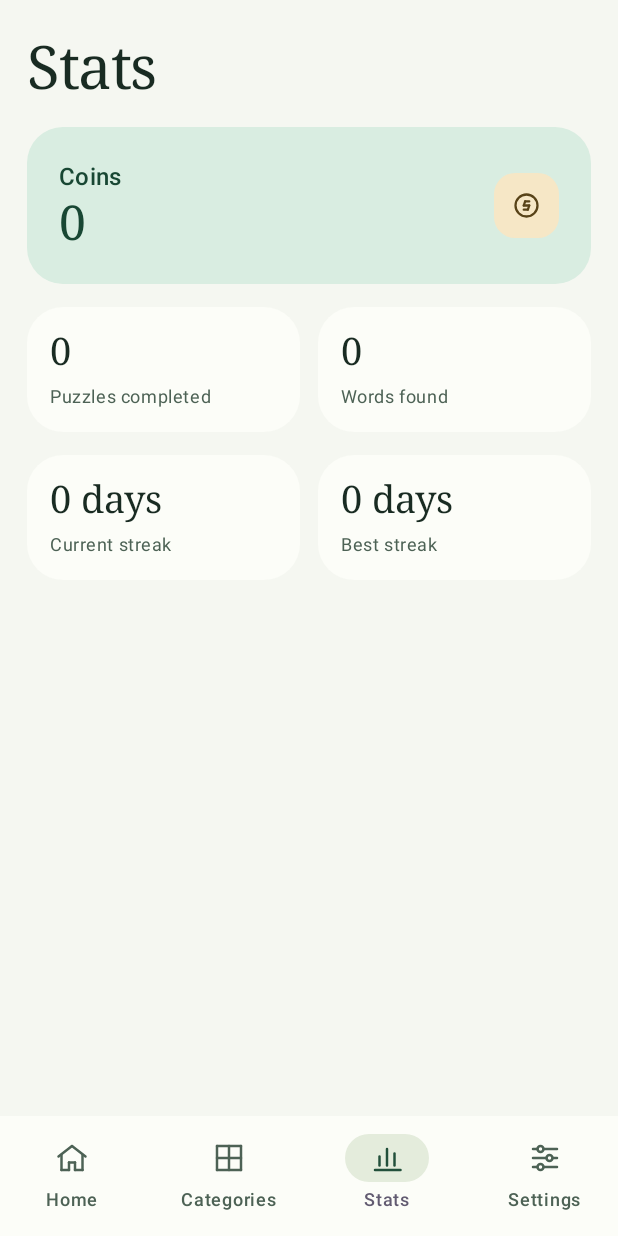
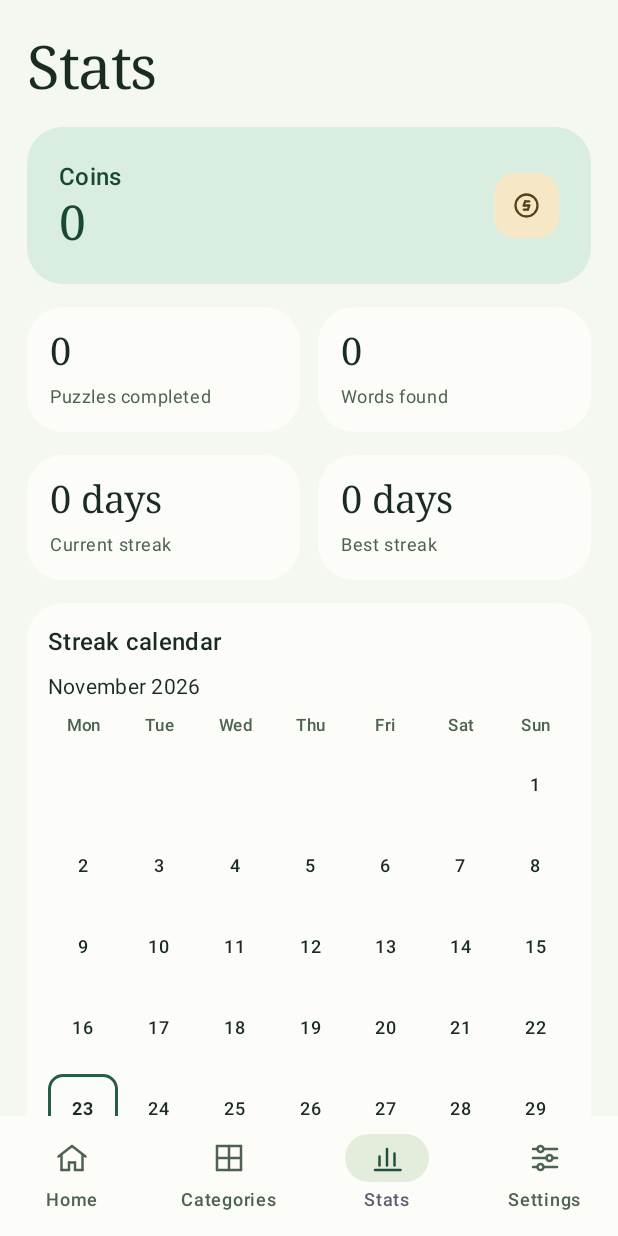
Before and after one commit to Drygonkiller/world-search, an Android app built with Jetpack Compose: the screen it shows after launch (MainActivity), item 3 of the bottom bar chosen, on a phone screen of 412 x 824 dp. Run offline under Robolectric (Android 15) with nearby library versions, the phone set to English and light mode, and no system bars; our stand-ins replace AdMob, Room's generated code; 1 statement that could not run was skipped.

Commit message:
Add Milestone 2 calendar, icon, sounds, and Play listing

```diff
--- a/app/src/main/AndroidManifest.xml
+++ b/app/src/main/AndroidManifest.xml
@@ -15,7 +15,8 @@
 
     <application
         android:allowBackup="false"
-        android:icon="@drawable/ic_word_search"
+        android:icon="@mipmap/ic_launcher"
+        android:roundIcon="@mipmap/ic_launcher_round"
         android:label="@string/app_name"
         android:supportsRtl="true"
         android:theme="@style/Theme.WordSearch">
--- /dev/null
+++ b/app/src/main/java/com/drygonkiller/wordsearch/game/StreakCalendar.kt
@@ -0,0 +1,20 @@
+package com.drygonkiller.wordsearch.game
+
+import java.time.LocalDate
+import java.time.YearMonth
+
+data class CalendarDay(val date: LocalDate, val completed: Boolean, val isToday: Boolean)
+
+/** Monday-first calendar cells for today's month. Null cells represent the leading blank days. */
+fun buildStreakCalendar(today: LocalDate, completedDailyDates: Set<String>): List<CalendarDay?> {
+    val month = YearMonth.from(today)
+    val leadingBlankCount = month.atDay(1).dayOfWeek.value - 1
+
+    return buildList {
+        repeat(leadingBlankCount) { add(null) }
+        for (dayOfMonth in 1..month.lengthOfMonth()) {
+            val date = month.atDay(dayOfMonth)
+            add(CalendarDay(date, date.toString() in completedDailyDates, date == today))
+        }
+    }
+}
--- a/app/src/main/java/com/drygonkiller/wordsearch/ui/Screens.kt
+++ b/app/src/main/java/com/drygonkiller/wordsearch/ui/Screens.kt
@@ -215,7 +215,12 @@ fun DifficultyScreen(
 }
 
 @Composable
-fun StatsScreen(profile: PlayerProfile, modifier: Modifier = Modifier) {
+fun StatsScreen(
+    profile: PlayerProfile,
+    today: LocalDate,
+    dailyDates: Set<String>,
+    modifier: Modifier = Modifier,
+) {
     ScreenColumn(modifier) {
         Text("Stats", style = MaterialTheme.typography.displaySmall)
         Card(
@@ -238,6 +243,7 @@ fun StatsScreen(profile: PlayerProfile, modifier: Modifier = Modifier) {
             Metric("Current streak", days(profile.currentStreak), Modifier.weight(1f))
             Metric("Best streak", days(profile.bestStreak), Modifier.weight(1f))
         }
+        StreakCalendar(today, dailyDates)
     }
 }
 
--- /dev/null
+++ b/app/src/main/java/com/drygonkiller/wordsearch/ui/StreakCalendar.kt
@@ -0,0 +1,102 @@
+package com.drygonkiller.wordsearch.ui
+
+import androidx.compose.foundation.background
+import androidx.compose.foundation.border
+import androidx.compose.foundation.layout.Arrangement
+import androidx.compose.foundation.layout.Column
+import androidx.compose.foundation.layout.Row
+import androidx.compose.foundation.layout.Spacer
+import androidx.compose.foundation.layout.fillMaxWidth
+import androidx.compose.foundation.layout.height
+import androidx.compose.foundation.layout.padding
+import androidx.compose.foundation.shape.RoundedCornerShape
+import androidx.compose.material3.Card
+import androidx.compose.material3.CardDefaults
+import androidx.compose.material3.MaterialTheme
+import androidx.compose.material3.Text
+import androidx.compose.runtime.Composable
+import androidx.compose.runtime.remember
+import androidx.compose.ui.Alignment
+import androidx.compose.ui.Modifier
+import androidx.compose.ui.graphics.Color
+import androidx.compose.ui.semantics.clearAndSetSemantics
+import androidx.compose.ui.semantics.contentDescription
+import androidx.compose.ui.text.font.FontWeight
+import androidx.compose.ui.text.style.TextAlign
+import androidx.compose.ui.unit.dp
+import com.drygonkiller.wordsearch.game.CalendarDay
+import com.drygonkiller.wordsearch.game.buildStreakCalendar
+import java.time.LocalDate
+import java.time.format.DateTimeFormatter
+import java.util.Locale
+
+private val monthFormatter = DateTimeFormatter.ofPattern("MMMM yyyy", Locale.ENGLISH)
+private val dayFormatter = DateTimeFormatter.ofPattern("EEEE, MMMM d", Locale.ENGLISH)
+private val weekdays = listOf("Mon", "Tue", "Wed", "Thu", "Fri", "Sat", "Sun")
+
+@Composable
+fun StreakCalendar(today: LocalDate, dailyDates: Set<String>, modifier: Modifier = Modifier) {
+    val days = remember(today, dailyDates) { buildStreakCalendar(today, dailyDates) }
+    val palette = MaterialTheme.colorScheme
+    Card(
+        modifier = modifier.fillMaxWidth(),
+        shape = RoundedCornerShape(24.dp),
+        colors = CardDefaults.cardColors(containerColor = palette.surface),
+    ) {
+        Column(Modifier.padding(14.dp), verticalArrangement = Arrangement.spacedBy(8.dp)) {
+            Text("Streak calendar", style = MaterialTheme.typography.titleMedium)
+            Text(today.format(monthFormatter), style = MaterialTheme.typography.bodyMedium)
+            Row(Modifier.fillMaxWidth(), horizontalArrangement = Arrangement.spacedBy(4.dp)) {
+                weekdays.forEach { weekday ->
+                    Text(
+                        weekday,
+                        Modifier.weight(1f),
+                        style = MaterialTheme.typography.labelSmall,
+                        color = palette.onSurfaceVariant,
+                        textAlign = TextAlign.Center,
+                        maxLines = 1,
+                    )
+                }
+            }
+            days.chunked(weekdays.size).forEach { week ->
+                Row(Modifier.fillMaxWidth(), horizontalArrangement = Arrangement.spacedBy(4.dp)) {
+                    week.forEach { day ->
+                        if (day == null) Spacer(Modifier.weight(1f))
+                        else DayCell(day, Modifier.weight(1f))
+                    }
+                    repeat(weekdays.size - week.size) { Spacer(Modifier.weight(1f)) }
+                }
+            }
+        }
+    }
+}
+
+@Composable
+private fun DayCell(day: CalendarDay, modifier: Modifier = Modifier) {
+    val palette = MaterialTheme.colorScheme
+    val shape = RoundedCornerShape(10.dp)
+    val outline = if (day.isToday) Modifier.border(2.dp, palette.primary, shape) else Modifier
+    val background = if (day.completed) palette.primaryContainer else Color.Transparent
+
+    Column(
+        modifier.height(46.dp).background(background, shape).then(outline).clearAndSetSemantics {
+            contentDescription = buildString {
+                append(day.date.format(dayFormatter))
+                if (day.isToday) append(", today")
+                if (day.completed) append(", Daily Challenge completed")
+            }
+        },
+        horizontalAlignment = Alignment.CenterHorizontally,
+        verticalArrangement = Arrangement.Center,
+    ) {
+        Text(
+            day.date.dayOfMonth.toString(),
+            style = MaterialTheme.typography.labelMedium,
+            fontWeight = if (day.isToday) FontWeight.Bold else FontWeight.Medium,
+            color = if (day.completed) palette.onPrimaryContainer else palette.onSurface,
+        )
+        if (day.completed) {
+            Glyph("check", color = palette.onPrimaryContainer, dimension = 12.dp)
+        }
+    }
+}
--- /dev/null
+++ b/app/src/main/res/mipmap-anydpi-v26/ic_launcher.xml
@@ -0,0 +1,5 @@
+<adaptive-icon xmlns:android="http://schemas.android.com/apk/res/android">
+    <background android:drawable="@color/launcher_background" />
+    <foreground android:drawable="@drawable/ic_launcher_foreground" />
+    <monochrome android:drawable="@drawable/ic_launcher_monochrome" />
+</adaptive-icon>
--- /dev/null
+++ b/app/src/main/res/mipmap-anydpi-v26/ic_launcher_round.xml
@@ -0,0 +1,5 @@
+<adaptive-icon xmlns:android="http://schemas.android.com/apk/res/android">
+    <background android:drawable="@color/launcher_background" />
+    <foreground android:drawable="@drawable/ic_launcher_foreground" />
+    <monochrome android:drawable="@drawable/ic_launcher_monochrome" />
+</adaptive-icon>
--- /dev/null
+++ b/app/src/main/res/values/launcher.xml
@@ -0,0 +1,3 @@
+<resources>
+    <color name="launcher_background">#204D3D</color>
+</resources>
```
Also changed, not shown: app/src/main/java/com/drygonkiller/wordsearch/GameViewModel.kt (+17 -9 lines), app/src/main/java/com/drygonkiller/wordsearch/MainActivity.kt (+33 -4 lines), app/src/main/java/com/drygonkiller/wordsearch/ui/WordSearchApp.kt (+13 -5 lines), app/src/main/res/drawable/ic_launcher_foreground.xml (added, +29 -0 lines), app/src/main/res/drawable/ic_launcher_monochrome.xml (added, +29 -0 lines), 6 other files.
